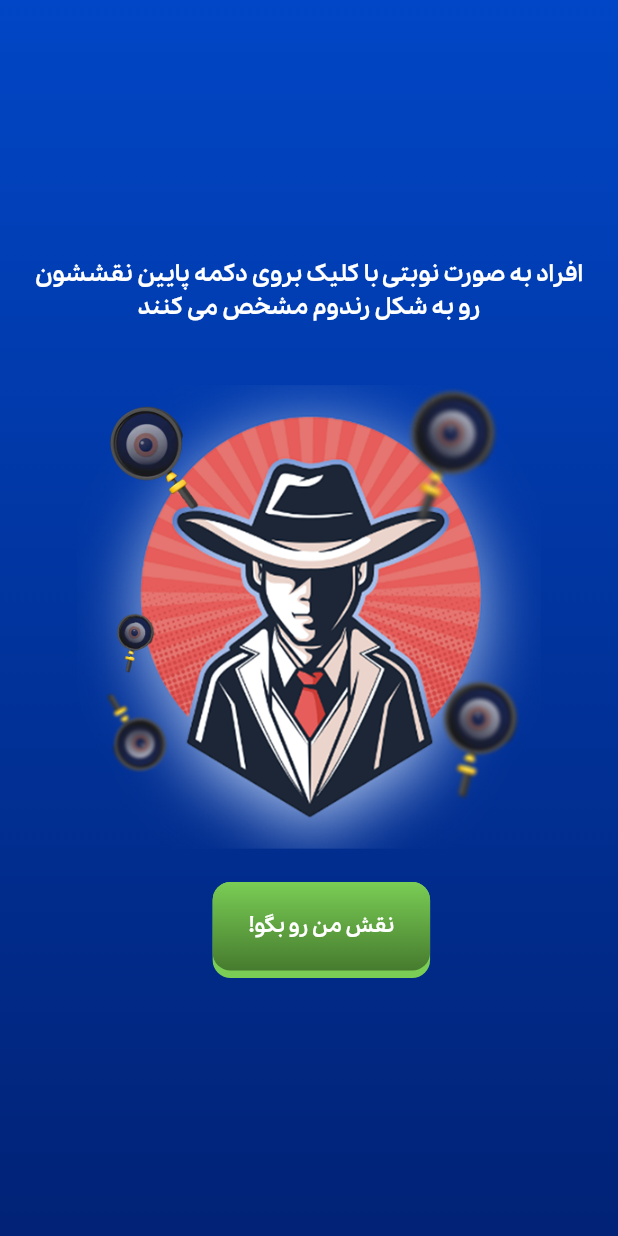
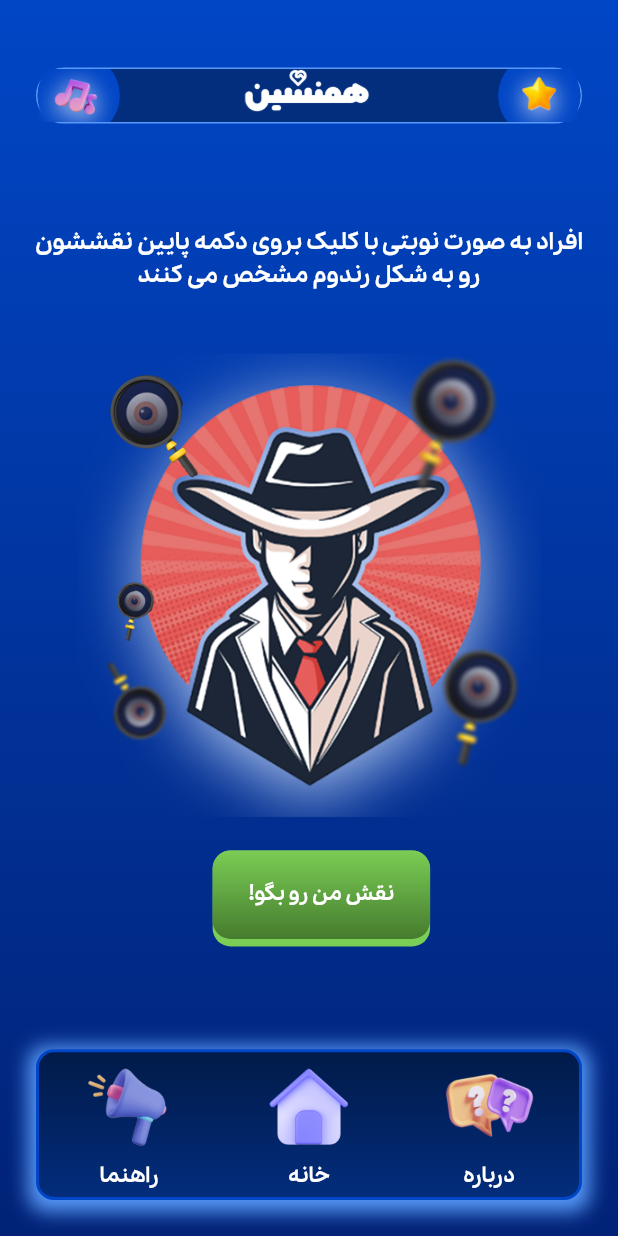
Before and after one commit to amirrezahaqi/hamneshin-game, a Flutter app: the JasosView screen opened directly with empty values, on a phone screen of 412 x 824 dp. Run offline on Flutter 3.47's test engine with Material 3 defaults, Android fonts, the phone set to English and light mode, and no system bars; our stand-ins replace bloc, flutter_bloc, responsive_sizer.

Commit message:
add nav and app bar to jasos and mafia game

```diff
--- a/lib/modules/jasos/views/jasos_view.dart
+++ b/lib/modules/jasos/views/jasos_view.dart
@@ -4,6 +4,8 @@ import 'package:flutter_application_new/gen/fonts.gen.dart';
 import 'package:flutter_application_new/global/utils/constants/StringConst.dart';
 import 'package:flutter_application_new/global/utils/constants/app_distances.dart';
 import 'package:flutter_application_new/global/utils/constants/ui_colors.dart';
+import 'package:flutter_application_new/global/widgets/app-bar.dart';
+import 'package:flutter_application_new/global/widgets/bottom-navigation.dart';
 import 'package:flutter_application_new/global/widgets/dialog_body_widget.dart';
 import 'package:flutter_application_new/global/widgets/main_btn.dart';
 import 'package:flutter_application_new/global/widgets/main_btn2.dart';
@@ -17,9 +19,7 @@ class JasosView extends StatelessWidget {
   final int playerCount;
   @override
   Widget build(BuildContext context) {
-    return Scaffold(
-      body: Container(
-        height: double.infinity,
+    return Container(
       decoration: const BoxDecoration(
         gradient: LinearGradient(
           begin: Alignment.topCenter,
@@ -30,7 +30,14 @@ class JasosView extends StatelessWidget {
           ],
         ),
       ),
-        child: BlocProvider<JasosCubit>(
+      child: Scaffold(
+        backgroundColor: Colors.transparent,
+        appBar: PreferredSize(preferredSize: Size.fromHeight(20.w), child: Padding(
+          padding: EdgeInsets.only(top: 8.w),
+          child: const AppBarWidget(),
+        )),
+        bottomNavigationBar: BottomNavigation(onPageChange: (int pageIndex) {  },),
+        body: BlocProvider<JasosCubit>(
           create: (context) => JasosCubit()..getRoleList(playerCount),
           child: Center(
             child: SingleChildScrollView(
```
Also changed, not shown: lib/modules/mafia/view/mafia_view.dart (+11 -5 lines). Lines whose indentation alone changed are shown as unchanged.
